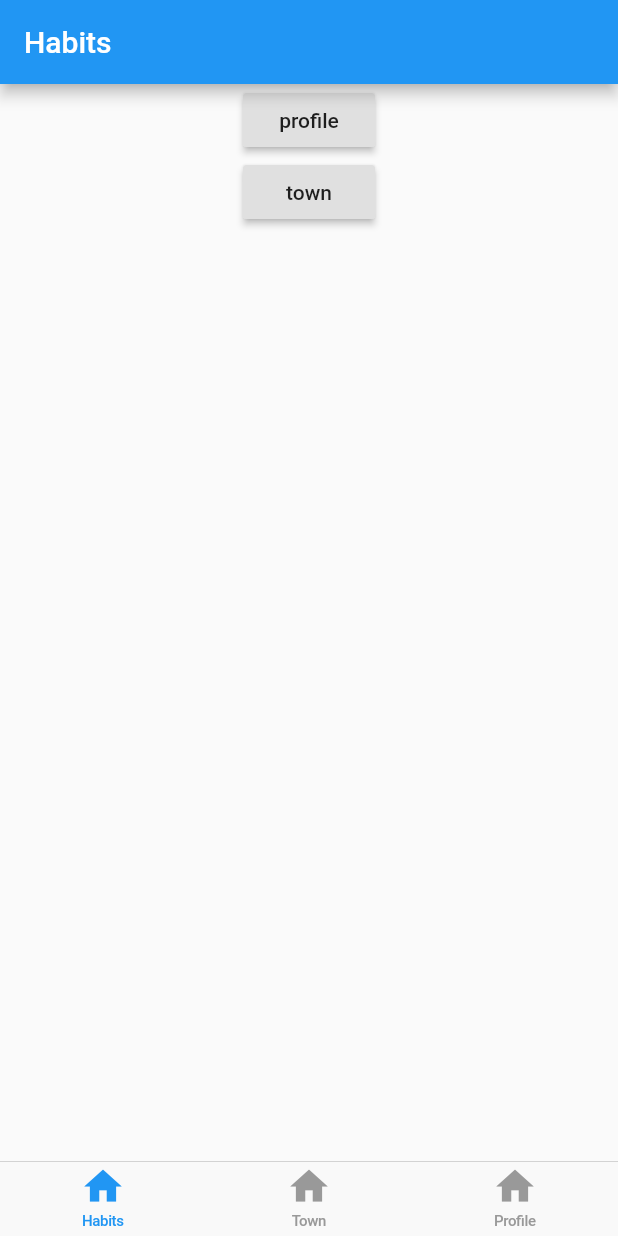
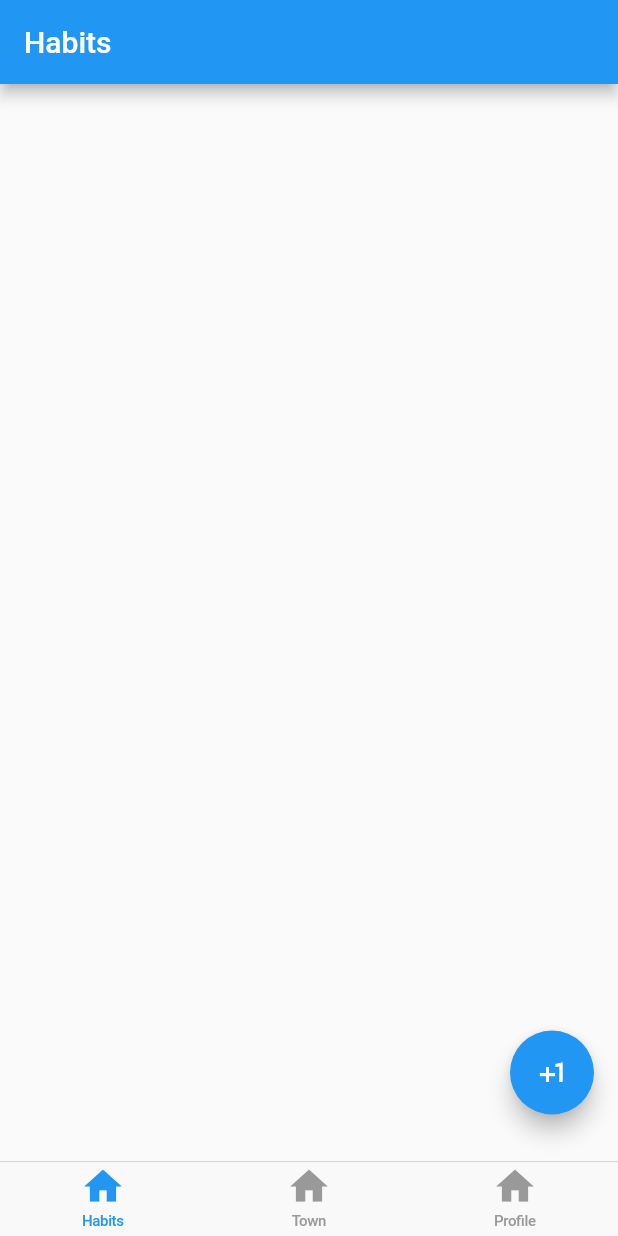
Before and after one commit to isaacRevan24/habit-build, a Flutter app: the screen it shows after launch, on a phone screen of 412 x 824 dp. Run offline on Flutter 3.47's test engine with Material 2 defaults, Android fonts, the phone set to English and light mode, and no system bars.

Commit message:
Agregado el floating action button en habits

```diff
--- a/lib/presentation/habits/habits.dart
+++ b/lib/presentation/habits/habits.dart
@@ -7,24 +7,18 @@ class Habits extends StatelessWidget {
       appBar: AppBar(
         title: Text("Habits"),
       ),
-      body: Center(
-        child: Column(
-          children: [
-            RaisedButton(
-              child: Text("profile"),
-              onPressed: () {
-                Navigator.of(context).pushNamed('/profile');
-              },
-            ),
-            RaisedButton(
-              child: Text("town"),
-              onPressed: () {
-                Navigator.of(context).pushNamed('/town');
-              },
-            ),
-          ],
+      body: Container(),
+      floatingActionButtonLocation: FloatingActionButtonLocation.endFloat,
+      floatingActionButton: Padding(
+        padding: const EdgeInsetsDirectional.only(bottom: 65),
+        child: FloatingActionButton(
+          onPressed: () {},
+          child: Icon(Icons.plus_one),
         ),
       ),
     );
   }
 }
+//onPressed: () {
+//                Navigator.of(context).pushNamed('/profile');
+//              },
```
